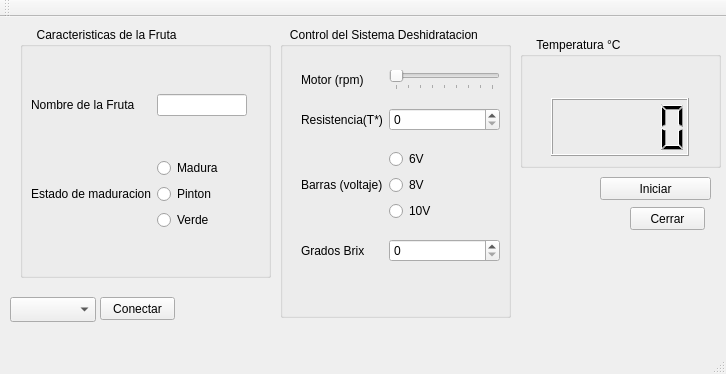
This is mainwindow.ui in arenas10/proyecto_JulioArenasQt as Qt 5 draws it before an edit. The edited form follows.
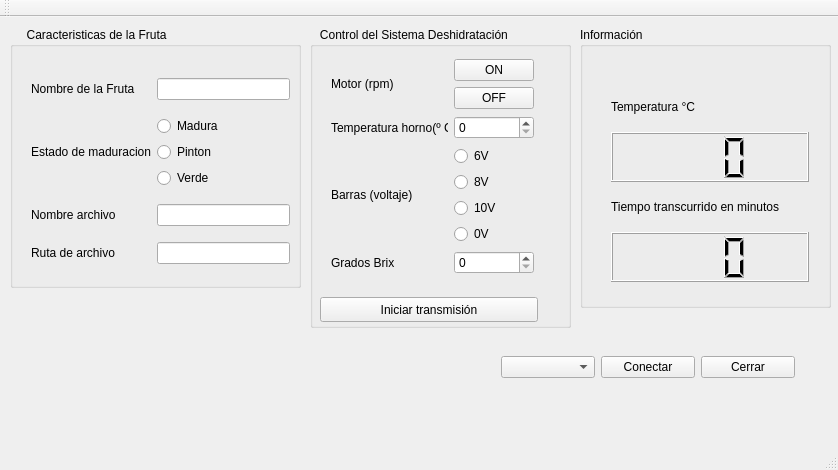
This is the edited form.

Commit message: Agregado transcurrido y mejoramiento tabla excel

What changed in the file:
```diff
--- a/mainwindow.ui
+++ b/mainwindow.ui
@@ -6,8 +6,8 @@
    <rect>
     <x>0</x>
     <y>0</y>
-    <width>726</width>
-    <height>374</height>
+    <width>838</width>
+    <height>470</height>
    </rect>
   </property>
   <property name="windowTitle">
@@ -17,10 +17,10 @@
    <widget class="QGroupBox" name="groupBoxcaracteristicas">
     <property name="geometry">
      <rect>
-      <x>20</x>
+      <x>10</x>
       <y>10</y>
-      <width>251</width>
-      <height>251</height>
+      <width>291</width>
+      <height>261</height>
      </rect>
     </property>
     <property name="title">
@@ -29,9 +29,9 @@
     <widget class="QWidget" name="gridLayoutWidget">
      <property name="geometry">
       <rect>
-       <x>0</x>
-       <y>20</y>
-       <width>238</width>
+       <x>10</x>
+       <y>30</y>
+       <width>281</width>
        <height>231</height>
       </rect>
      </property>
@@ -39,6 +39,16 @@
       <item row="0" column="1">
        <widget class="QLineEdit" name="fruta"/>
       </item>
+      <item row="2" column="0">
+       <widget class="QLabel" name="label_4">
+        <property name="text">
+         <string>Nombre archivo</string>
+        </property>
+       </widget>
+      </item>
+      <item row="2" column="1">
+       <widget class="QLineEdit" name="filename"/>
+      </item>
       <item row="1" column="0">
        <widget class="QLabel" name="label_2">
         <property name="text">
@@ -78,82 +88,88 @@
         </item>
        </layout>
       </item>
+      <item row="3" column="0">
+       <widget class="QLabel" name="label_8">
+        <property name="text">
+         <string>Ruta de archivo</string>
+        </property>
+       </widget>
+      </item>
+      <item row="3" column="1">
+       <widget class="QLineEdit" name="route"/>
+      </item>
      </layout>
     </widget>
    </widget>
    <widget class="QGroupBox" name="groupBoxcontrol">
     <property name="geometry">
      <rect>
-      <x>280</x>
+      <x>310</x>
       <y>10</y>
-      <width>231</width>
-      <height>291</height>
+      <width>261</width>
+      <height>301</height>
      </rect>
     </property>
     <property name="title">
-     <string>   Control del Sistema Deshidratacion</string>
+     <string>   Control del Sistema Deshidratación</string>
     </property>
     <widget class="QWidget" name="gridLayoutWidget_2">
      <property name="geometry">
       <rect>
        <x>10</x>
        <y>20</y>
-       <width>221</width>
-       <height>241</height>
+       <width>225</width>
+       <height>242</height>
       </rect>
      </property>
      <layout class="QGridLayout" name="gridLayout_2">
-      <item row="0" column="2">
-       <widget class="QSlider" name="velocidad">
-        <property name="mouseTracking">
-         <bool>true</bool>
-        </property>
-        <property name="tabletTracking">
-         <bool>true</bool>
-        </property>
-        <property name="maximum">
-         <number>80</number>
-        </property>
-        <property name="orientation">
-         <enum>Qt::Horizontal</enum>
-        </property>
-        <property name="tickPosition">
-         <enum>QSlider::TicksBelow</enum>
-        </property>
-        <property name="tickInterval">
-         <number>10</number>
-        </property>
-       </widget>
-      </item>
-      <item row="1" column="0">
+      <item row="2" column="0">
        <widget class="QLabel" name="label_6">
         <property name="text">
-         <string>Resistencia(T*)</string>
+         <string>Temperatura horno(º C)</string>
         </property>
        </widget>
       </item>
-      <item row="0" column="0">
-       <widget class="QLabel" name="label_5">
-        <property name="text">
-         <string>Motor (rpm)</string>
-        </property>
-       </widget>
-      </item>
-      <item row="1" column="2">
-       <widget class="QSpinBox" name="resistencia">
-        <property name="maximum">
-         <number>40</number>
-        </property>
-       </widget>
-      </item>
-      <item row="2" column="0">
+      <item row="3" column="0">
        <widget class="QLabel" name="label_7">
         <property name="text">
          <string>Barras (voltaje)</string>
         </property>
        </widget>
       </item>
-      <item row="2" column="2">
+      <item row="2" column="1">
+       <widget class="QSpinBox" name="resistencia">
+        <property name="maximum">
+         <number>40</number>
+        </property>
+       </widget>
+      </item>
+      <item row="0" column="0">
+       <widget class="QLabel" name="label_5">
+        <property name="text">
+         <string>Motor (rpm)</string>
+        </property>
+       </widget>
+      </item>
+      <item row="0" column="1">
+       <layout class="QVBoxLayout" name="verticalLayout_3">
+        <item>
+         <widget class="QPushButton" name="botonON">
+          <property name="text">
+           <string>ON</string>
+          </property>
+         </widget>
+        </item>
+        <item>
+         <widget class="QPushButton" name="botonOFF">
+          <property name="text">
+           <string>OFF</string>
+          </property>
+         </widget>
+        </item>
+       </layout>
+      </item>
+      <item row="3" column="1">
        <layout class="QVBoxLayout" name="verticalLayout_2">
         <item>
          <widget class="QRadioButton" name="seis">
@@ -176,105 +192,135 @@
           </property>
          </widget>
         </item>
+        <item>
+         <widget class="QRadioButton" name="cero">
+          <property name="text">
+           <string>0V</string>
+          </property>
+         </widget>
+        </item>
        </layout>
       </item>
-      <item row="3" column="0">
+      <item row="4" column="0">
        <widget class="QLabel" name="label_3">
         <property name="text">
          <string>Grados Brix </string>
         </property>
        </widget>
       </item>
-      <item row="3" column="2">
+      <item row="4" column="1">
        <widget class="QSpinBox" name="brix"/>
       </item>
      </layout>
     </widget>
+    <widget class="QPushButton" name="pushButton_3">
+     <property name="geometry">
+      <rect>
+       <x>10</x>
+       <y>270</y>
+       <width>218</width>
+       <height>25</height>
+      </rect>
+     </property>
+     <property name="text">
+      <string>Iniciar transmisión</string>
+     </property>
+    </widget>
    </widget>
    <widget class="QGroupBox" name="groupBox">
     <property name="geometry">
      <rect>
-      <x>520</x>
-      <y>20</y>
-      <width>201</width>
-      <height>131</height>
+      <x>580</x>
+      <y>10</y>
+      <width>251</width>
+      <height>281</height>
      </rect>
     </property>
     <property name="title">
-     <string>     Temperatura °C </string>
+     <string>Información</string>
     </property>
     <widget class="QWidget" name="gridLayoutWidget_3">
      <property name="geometry">
       <rect>
        <x>20</x>
        <y>50</y>
-       <width>160</width>
-       <height>80</height>
+       <width>220</width>
+       <height>216</height>
       </rect>
      </property>
      <layout class="QGridLayout" name="gridLayout_3">
+      <item row="3" column="0">
+       <widget class="QLCDNumber" name="tiempominutos">
+        <property name="minimumSize">
+         <size>
+          <width>0</width>
+          <height>50</height>
+         </size>
+        </property>
+        <property name="digitCount">
+         <number>3</number>
+        </property>
+       </widget>
+      </item>
       <item row="0" column="0">
-       <widget class="QLCDNumber" name="temperatura"/>
+       <widget class="QLabel" name="label_10">
+        <property name="text">
+         <string>Temperatura °C </string>
+        </property>
+       </widget>
+      </item>
+      <item row="1" column="0">
+       <widget class="QLCDNumber" name="temperatura">
+        <property name="minimumSize">
+         <size>
+          <width>0</width>
+          <height>50</height>
+         </size>
+        </property>
+        <property name="digitCount">
+         <number>3</number>
+        </property>
+       </widget>
+      </item>
+      <item row="2" column="0">
+       <widget class="QLabel" name="label_9">
+        <property name="text">
+         <string>Tiempo transcurrido en minutos</string>
+        </property>
+       </widget>
       </item>
      </layout>
     </widget>
    </widget>
-   <widget class="QPushButton" name="pushButton">
+   <widget class="QWidget" name="horizontalLayoutWidget">
     <property name="geometry">
      <rect>
-      <x>630</x>
-      <y>190</y>
-      <width>75</width>
-      <height>23</height>
+      <x>490</x>
+      <y>310</y>
+      <width>316</width>
+      <height>80</height>
      </rect>
     </property>
-    <property name="text">
-     <string>Cerrar</string>
-    </property>
+    <layout class="QHBoxLayout" name="horizontalLayout">
+     <item>
+      <widget class="QComboBox" name="comboBox"/>
+     </item>
+     <item>
+      <widget class="QPushButton" name="iniciar">
+       <property name="text">
+        <string>Conectar</string>
+       </property>
+      </widget>
+     </item>
+     <item>
+      <widget class="QPushButton" name="pushButton">
+       <property name="text">
+        <string>Cerrar</string>
+       </property>
+      </widget>
+     </item>
+    </layout>
    </widget>
-   <widget class="QPushButton" name="iniciar">
-    <property name="geometry">
-     <rect>
-      <x>100</x>
-      <y>280</y>
-      <width>75</width>
-      <height>23</height>
-     </rect>
-    </property>
-    <property name="text">
-     <string>Conectar</string>
-    </property>
-   </widget>
-   <widget class="QPushButton" name="pushButton_3">
-    <property name="geometry">
-     <rect>
-      <x>600</x>
-      <y>160</y>
-      <width>111</width>
-      <height>23</height>
-     </rect>
-    </property>
-    <property name="text">
-     <string>Iniciar</string>
-    </property>
-   </widget>
-   <widget class="QComboBox" name="comboBox">
-    <property name="geometry">
-     <rect>
-      <x>10</x>
-      <y>280</y>
-      <width>86</width>
-      <height>25</height>
-     </rect>
-    </property>
-   </widget>
-   <zorder>iniciar</zorder>
-   <zorder>groupBoxcaracteristicas</zorder>
-   <zorder>groupBoxcontrol</zorder>
-   <zorder>groupBox</zorder>
-   <zorder>pushButton</zorder>
-   <zorder>pushButton_3</zorder>
-   <zorder>comboBox</zorder>
   </widget>
   <widget class="QMenuBar" name="menuBar">
    <property name="geometry">
```
Left out of the diff: 10 changed lines with no effect on the pictures. The commit also changes 3 other files.
